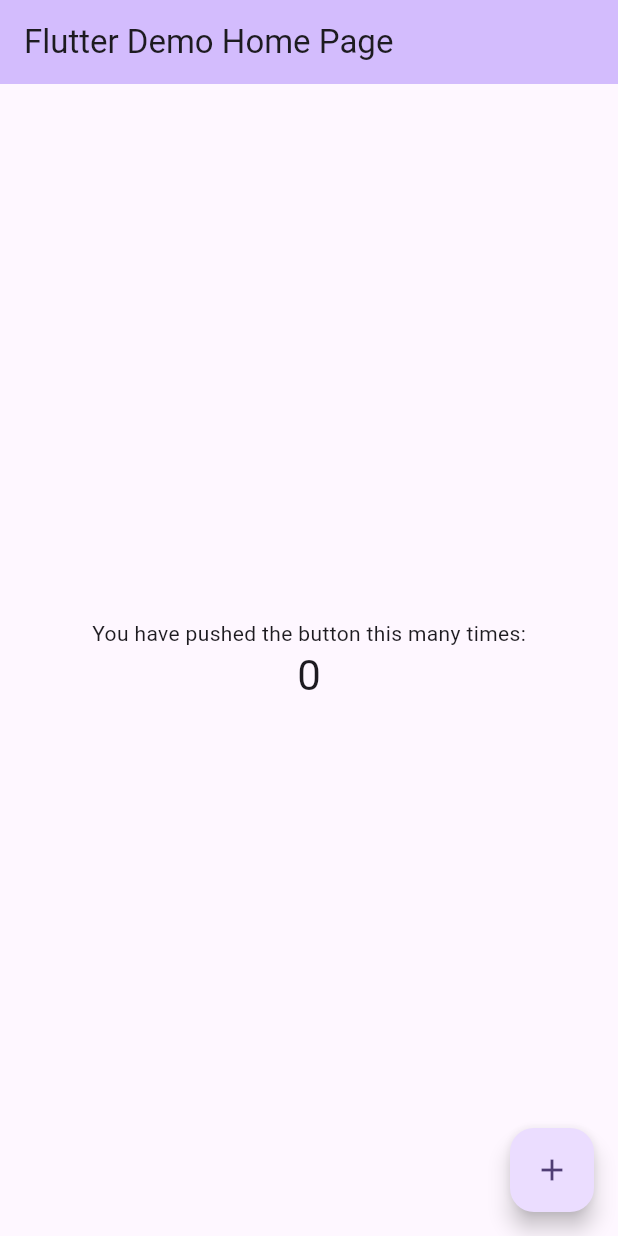
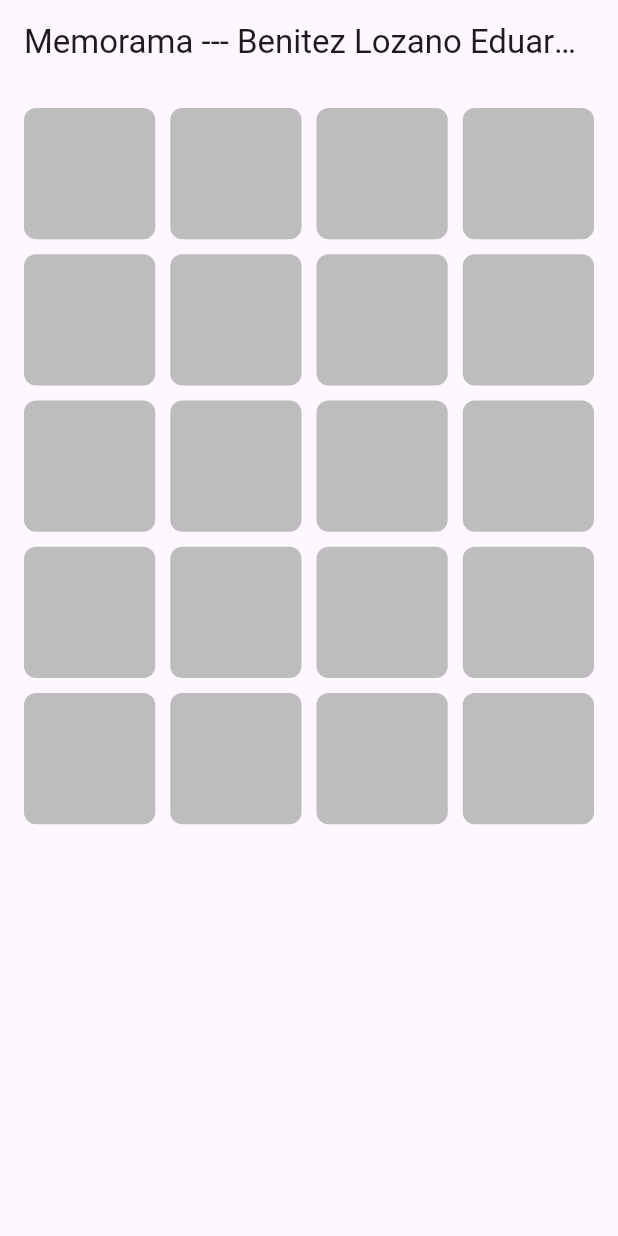
Before and after one commit to Fundamentos-Moviles/exameni-Ed-Phoenix, a Flutter app: the screen it shows after launch, on a phone screen of 412 x 824 dp. Run offline on Flutter 3.47's test engine with Material 3 defaults, Android fonts, the phone set to English and light mode, and no system bars.

Commit message:
Cuadrícula de 4x5

```diff
--- a/lib/main.dart
+++ b/lib/main.dart
@@ -1,4 +1,5 @@
 import 'package:flutter/material.dart';
+import 'memorama.dart';
 
 void main() {
   runApp(const MyApp());
@@ -7,116 +8,14 @@ void main() {
 class MyApp extends StatelessWidget {
   const MyApp({super.key});
 
-  // This widget is the root of your application.
   @override
   Widget build(BuildContext context) {
     return MaterialApp(
-      title: 'Flutter Demo',
+      title: 'Memorama',
       theme: ThemeData(
-        // This is the theme of your application.
-        //
-        // TRY THIS: Try running your application with "flutter run". You'll see
-        // the application has a purple toolbar. Then, without quitting the app,
-        // try changing the seedColor in the colorScheme below to Colors.green
-        // and then invoke "hot reload" (save your changes or press the "hot
-        // reload" button in a Flutter-supported IDE, or press "r" if you used
-        // the command line to start the app).
-        //
-        // Notice that the counter didn't reset back to zero; the application
-        // state is not lost during the reload. To reset the state, use hot
-        // restart instead.
-        //
-        // This works for code too, not just values: Most code changes can be
-        // tested with just a hot reload.
         colorScheme: ColorScheme.fromSeed(seedColor: Colors.deepPurple),
       ),
-      home: const MyHomePage(title: 'Flutter Demo Home Page'),
+      home: const Memorama(),
     );
   }
 }
-
-class MyHomePage extends StatefulWidget {
-  const MyHomePage({super.key, required this.title});
-
-  // This widget is the home page of your application. It is stateful, meaning
-  // that it has a State object (defined below) that contains fields that affect
-  // how it looks.
-
-  // This class is the configuration for the state. It holds the values (in this
-  // case the title) provided by the parent (in this case the App widget) and
-  // used by the build method of the State. Fields in a Widget subclass are
-  // always marked "final".
-
-  final String title;
-
-  @override
-  State<MyHomePage> createState() => _MyHomePageState();
-}
-
-class _MyHomePageState extends State<MyHomePage> {
-  int _counter = 0;
-
-  void _incrementCounter() {
-    setState(() {
-      // This call to setState tells the Flutter framework that something has
-      // changed in this State, which causes it to rerun the build method below
-      // so that the display can reflect the updated values. If we changed
-      // _counter without calling setState(), then the build method would not be
-      // called again, and so nothing would appear to happen.
-      _counter++;
-    });
-  }
-
-  @override
-  Widget build(BuildContext context) {
-    // This method is rerun every time setState is called, for instance as done
-    // by the _incrementCounter method above.
-    //
-    // The Flutter framework has been optimized to make rerunning build methods
-    // fast, so that you can just rebuild anything that needs updating rather
-    // than having to individually change instances of widgets.
-    return Scaffold(
-      appBar: AppBar(
-        // TRY THIS: Try changing the color here to a specific color (to
-        // Colors.amber, perhaps?) and trigger a hot reload to see the AppBar
-        // change color while the other colors stay the same.
-        backgroundColor: Theme.of(context).colorScheme.inversePrimary,
-        // Here we take the value from the MyHomePage object that was created by
-        // the App.build method, and use it to set our appbar title.
-        title: Text(widget.title),
-      ),
-      body: Center(
-        // Center is a layout widget. It takes a single child and positions it
-        // in the middle of the parent.
-        child: Column(
-          // Column is also a layout widget. It takes a list of children and
-          // arranges them vertically. By default, it sizes itself to fit its
-          // children horizontally, and tries to be as tall as its parent.
-          //
-          // Column has various properties to control how it sizes itself and
-          // how it positions its children. Here we use mainAxisAlignment to
-          // center the children vertically; the main axis here is the vertical
-          // axis because Columns are vertical (the cross axis would be
-          // horizontal).
-          //
-          // TRY THIS: Invoke "debug painting" (choose the "Toggle Debug Paint"
-          // action in the IDE, or press "p" in the console), to see the
-          // wireframe for each widget.
-          mainAxisAlignment: MainAxisAlignment.center,
-          children: <Widget>[
-            const Text('You have pushed the button this many times:'),
-            Text(
-              '$_counter',
-              style: Theme.of(context).textTheme.headlineMedium,
-            ),
-          ],
-        ),
-      ),
-      floatingActionButton: FloatingActionButton(
-        onPressed: _incrementCounter,
-        tooltip: 'Increment',
-        child: const Icon(Icons.add),
-      ), // This trailing comma makes auto-formatting nicer for build methods.
-    );
-  }
-}
--- /dev/null
+++ b/lib/memorama.dart
@@ -0,0 +1,36 @@
+import 'package:flutter/material.dart';
+
+class Memorama extends StatefulWidget {
+  const Memorama({super.key});
+
+  @override
+  State<Memorama> createState() => _MemoramaState();
+}
+
+class _MemoramaState extends State<Memorama> {
+  @override
+  Widget build(BuildContext context) {
+    return Scaffold(
+      appBar: AppBar(title: const Text('Memorama --- Benitez Lozano Eduardo Carlos')),
+      body: Padding(
+        padding: const EdgeInsets.all(16.0),
+        child: GridView.builder(
+          gridDelegate: const SliverGridDelegateWithFixedCrossAxisCount(
+            crossAxisCount: 4,
+            crossAxisSpacing: 10,
+            mainAxisSpacing: 10,
+          ),
+          itemCount: 20,
+          itemBuilder: (context, index) {
+            return Container(
+              decoration: BoxDecoration(
+                color: Colors.grey[400],
+                borderRadius: BorderRadius.circular(8),
+              ),
+            );
+          },
+        ),
+      ),
+    );
+  }
+}
```
